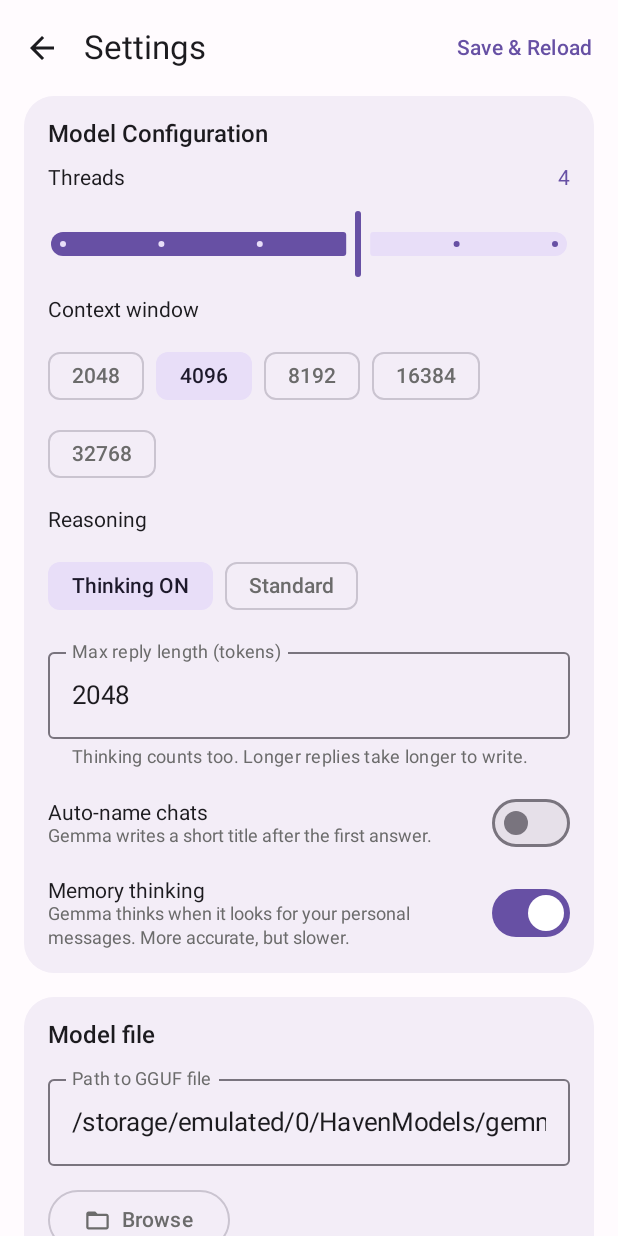
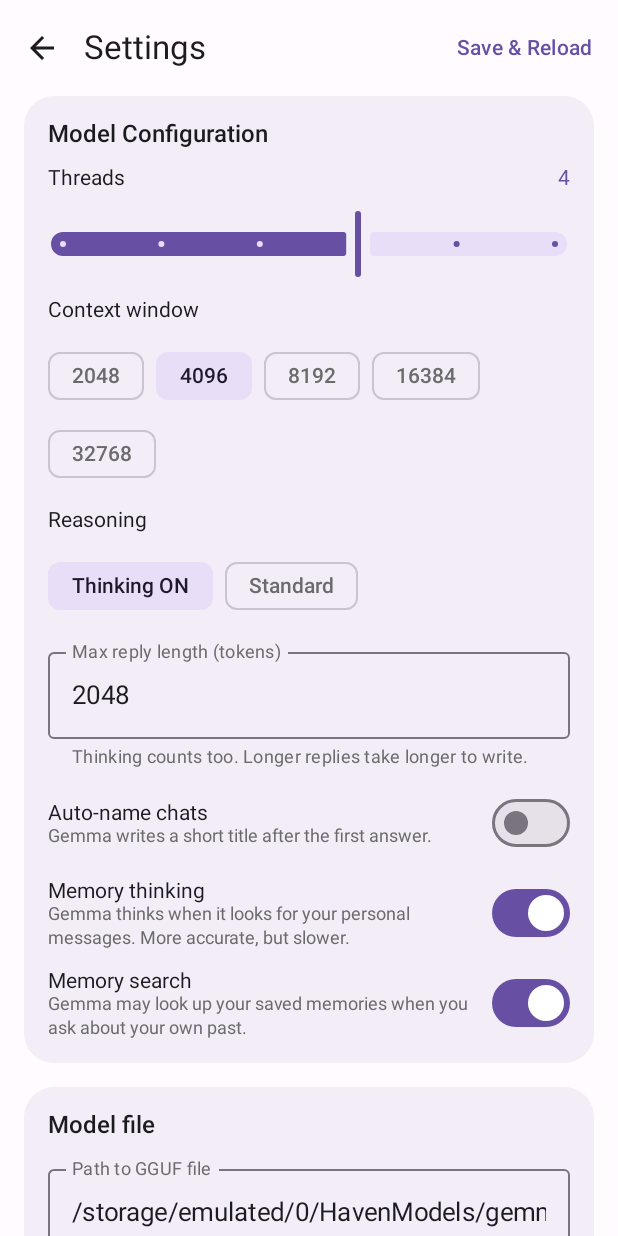
Before and after one commit to deepaksingh1291110-spec/Haven_chat-0.2, an Android app built with Jetpack Compose: the composable SettingsScreen shown on its own in the app's theme, on a phone screen of 412 x 824 dp. Run offline under Robolectric (Android 15) with nearby library versions, the phone set to English and light mode, and no system bars; libraries missing offline, so code that uses them is left out: kotlin.math.roundToInt; 1 statement that could not run was skipped.

Commit message:
Phase 4's step 6

```diff
--- a/app/src/main/java/com/haven/chat/ui/settings/SettingsScreen.kt
+++ b/app/src/main/java/com/haven/chat/ui/settings/SettingsScreen.kt
@@ -3,7 +3,7 @@
 // WHAT: The settings screen from your design:
 //         top bar:  [back]  Settings            [Save & Reload]
 //         card:     Model Configuration (threads, context, thinking,
-//                   auto-name chats, memory thinking)
+//                   auto-name chats, memory thinking, memory search)
 //         field:    model file path + Browse button
 //         card:     Storage Status (file access allowed or not)
 //         button:   Load Model
@@ -42,7 +42,7 @@
 //   the last valid number is kept. Saving to disk is done by SettingsStore,
 //   and ChatViewModel uses the value instead of the old fixed 1024.
 //
-// PHASE 4 CHANGES (marked "PHASE 4"):
+// PHASE 4 CHANGES (marked "PHASE 4" and "STEP 6"):
 //   - New setting "Memory thinking" (default ON): a switch in the Model
 //     Configuration card. AppSettings has a new field memoryThinking. It
 //     decides whether Gemma uses thinking when it looks for the PERSONAL
@@ -53,6 +53,13 @@
 //     normal chat. Saving to disk is done by SettingsStore.
 //   - The Load Model button is also switched off while Gemma is saving
 //     memories (the engine is busy then), and says "Saving memories...".
+//   - STEP 6: new setting "Memory search" (default ON): a switch right under
+//     "Memory thinking". AppSettings has a new field memorySearch. ON means
+//     Gemma may look up the saved memories during a chat answer (the
+//     search_memory tool) when the user asks about their own past. OFF means
+//     Gemma never gets the tool, and the chat works exactly as before. The
+//     tool adds a few lines to every chat prompt, so the switch is the way
+//     to turn it off if it ever gets in the way.
 //
 // NOT YET: the "Inference Parameters" card (temperature, etc.) from the
 //   design. We add it later.
@@ -151,7 +158,8 @@ data class AppSettings(
     val stopSequence: String = DEFAULT_STOP_SEQUENCE,
     val autoNameChats: Boolean = false,            // PHASE 3: let Gemma title new chats (default OFF)
     val maxReplyTokens: Int = DEFAULT_MAX_REPLY_TOKENS, // longest reply in tokens (thinking + answer), typed by the user
-    val memoryThinking: Boolean = true             // PHASE 4: use thinking when Gemma looks for personal messages (default ON)
+    val memoryThinking: Boolean = true,            // PHASE 4: use thinking when Gemma looks for personal messages (default ON)
+    val memorySearch: Boolean = true               // STEP 6: Gemma may search the saved memories in a chat (default ON)
 )
 
 // ---------------------------------------------------------------------
@@ -419,6 +427,32 @@ fun SettingsScreen(
                         onCheckedChange = { draft = draft.copy(memoryThinking = it) }
                     )
                 }
+
+                // --- STEP 6: Memory search switch ---
+                // ON (default): during a chat answer Gemma may look up your
+                // saved memories (the search_memory tool) when you ask about
+                // your own past. It only does this when you have saved
+                // memories.
+                // OFF: Gemma never gets the tool; chat works as before.
+                Row(
+                    modifier = Modifier.fillMaxWidth(),
+                    horizontalArrangement = Arrangement.SpaceBetween,
+                    verticalAlignment = Alignment.CenterVertically
+                ) {
+                    Column(modifier = Modifier.weight(1f)) {
+                        Text("Memory search", style = MaterialTheme.typography.bodyMedium)
+                        Text(
+                            text = "Gemma may look up your saved memories when you ask " +
+                                    "about your own past.",
+                            style = MaterialTheme.typography.bodySmall,
+                            color = MaterialTheme.colorScheme.onSurfaceVariant
+                        )
+                    }
+                    Switch(
+                        checked = draft.memorySearch,
+                        onCheckedChange = { draft = draft.copy(memorySearch = it) }
+                    )
+                }
             }
 
             // ================= MODEL FILE PATH =================
```
